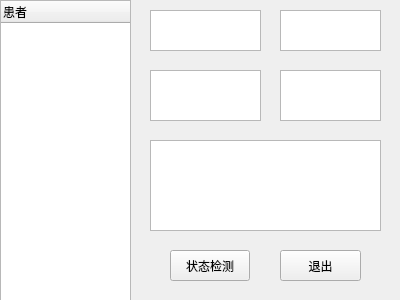
Before: the Qt Designer form logwindow.ui in bliz-l/7_22, drawn with Qt 5.
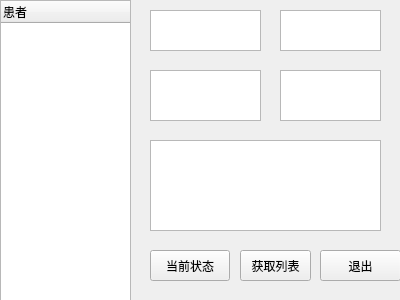
After: the same form once the commit is applied.

Diff of the .ui file:
```diff
--- a/logwindow.ui
+++ b/logwindow.ui
@@ -81,20 +81,20 @@
   <widget class="QPushButton" name="btn_show">
    <property name="geometry">
     <rect>
-     <x>170</x>
+     <x>150</x>
      <y>250</y>
      <width>80</width>
      <height>31</height>
     </rect>
    </property>
    <property name="text">
-    <string>状态检测</string>
+    <string>当前状态</string>
    </property>
   </widget>
   <widget class="QPushButton" name="btn_exit">
    <property name="geometry">
     <rect>
-     <x>280</x>
+     <x>320</x>
      <y>250</y>
      <width>81</width>
      <height>31</height>
@@ -104,6 +104,19 @@
     <string>退出</string>
    </property>
   </widget>
+  <widget class="QPushButton" name="btn_get">
+   <property name="geometry">
+    <rect>
+     <x>240</x>
+     <y>250</y>
+     <width>71</width>
+     <height>31</height>
+    </rect>
+   </property>
+   <property name="text">
+    <string>获取列表</string>
+   </property>
+  </widget>
  </widget>
  <resources/>
  <connections/>
```
Left out of the diff: 2 changed lines with no effect on the pictures.
